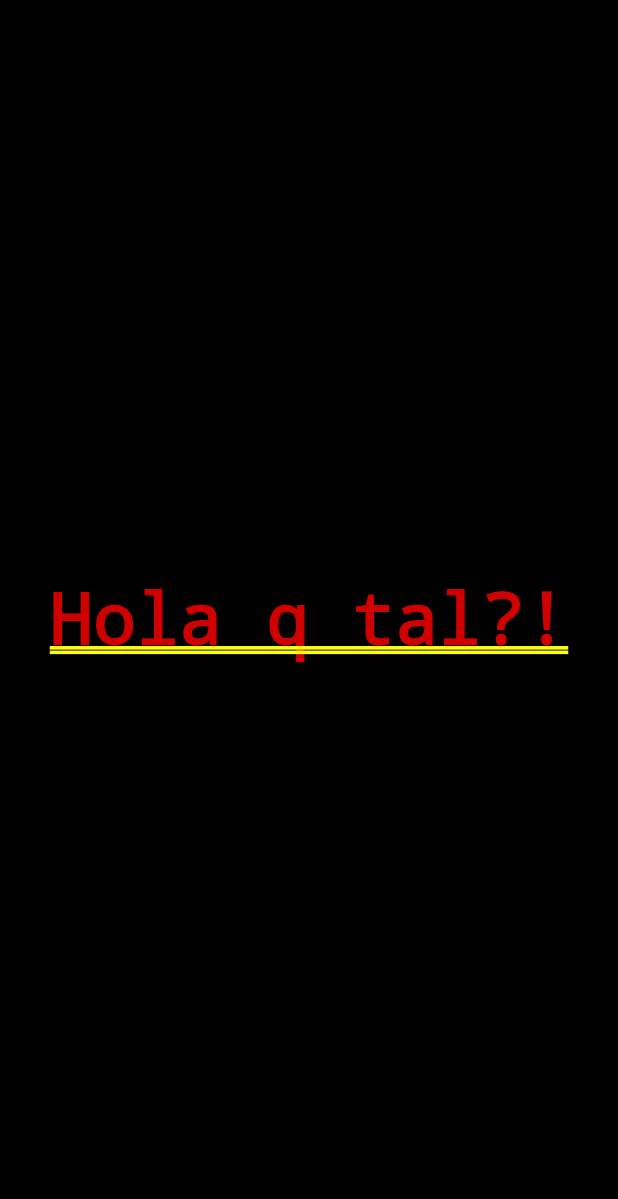
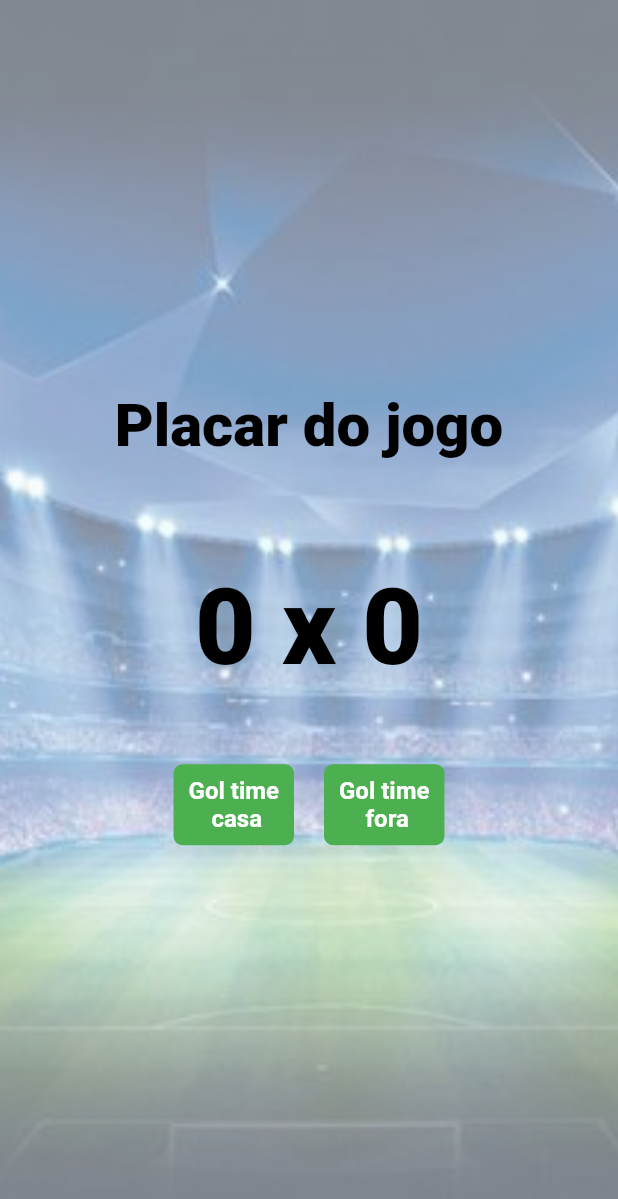
Before and after one commit to luisbelisario/flutter-projects, a Flutter app: the screen it shows after launch, on a phone screen of 412 x 824 dp. Shown: the top 1199 px of the screen. Run offline on Flutter 3.47's test engine with Material 2 defaults, Android fonts, the phone set to English and light mode, and no system bars.

Commit message:
Ajustes no app contador-pessoas

```diff
--- a/contador_pessoas/lib/main.dart
+++ b/contador_pessoas/lib/main.dart
@@ -9,12 +9,102 @@ class MyApp extends StatelessWidget {
 
   @override
   Widget build(BuildContext context) {
-    return  MaterialApp(
-      home: Container(
-        color: Colors.black,
-        alignment: Alignment.center,
-        child: const Text('Hola q tal?!'),
-      ),
+    return const MaterialApp(
+      debugShowCheckedModeBanner: false,
+      home: Home(),
     );
   }
 }
+
+class Home extends StatelessWidget {
+  const Home({Key? key}) : super(key: key);
+
+  void homeTeamGoal() {
+    // ignore: avoid_print
+    print('increment home team');
+  }
+
+  void awayTeamGoal() {
+    // ignore: avoid_print
+    print('increment away team');
+  }
+
+  @override
+  Widget build(BuildContext context) {
+    return Scaffold(
+        body: Container(
+          decoration: BoxDecoration(
+            image: DecorationImage(
+              image: const AssetImage('assets/images/field.jpeg'),
+              fit: BoxFit.cover,
+              colorFilter: ColorFilter.mode(Colors.white.withOpacity(0.5), BlendMode.modulate,)
+        ),
+      ),
+      child: Column(
+        mainAxisAlignment: MainAxisAlignment.center,
+        children: [
+          const Text(
+            'Placar do jogo',
+            style: TextStyle(
+              fontSize: 40,
+              fontWeight: FontWeight.w900,
+              color: Colors.black,
+            ),
+          ),
+          const SizedBox(height: 70),
+          const Text(
+            '0 x 0',
+            style: TextStyle(
+              fontSize: 70,
+              color: Colors.black,
+              fontWeight: FontWeight.w900,
+            ),
+          ),
+          const SizedBox(height: 50),
+          Row(
+            mainAxisAlignment: MainAxisAlignment.center,
+            children: [
+              TextButton(
+                onPressed: homeTeamGoal,
+                style: TextButton.styleFrom(
+                    backgroundColor: Colors.green,
+                    primary: Colors.white,
+                    shape: RoundedRectangleBorder(
+                      borderRadius: BorderRadius.circular(6),
+                    )),
+                child: const Text(
+                  'Gol time \n casa',
+                  textAlign: TextAlign.center,
+                  style: TextStyle(
+                    fontSize: 16,
+                    fontWeight: FontWeight.w700,
+                    color: Colors.white,
+                  ),
+                ),
+              ),
+              const SizedBox(width: 20),
+              TextButton(
+                onPressed: awayTeamGoal,
+                style: TextButton.styleFrom(
+                    backgroundColor: Colors.green,
+                    primary: Colors.white,
+                    shape: RoundedRectangleBorder(
+                      borderRadius: BorderRadius.circular(6),
+                    )),
+                child: const Text(
+                  'Gol time \n fora',
+                  textAlign: TextAlign.center,
+                  style: TextStyle(
+                    fontSize: 16,
+                    fontWeight: FontWeight.w700,
+                    color: Colors.white,
+                  ),
+                ),
+              ),
+            ],
+          )
+        ],
+      ),
+    ));
+  }
+}
--- a/contador_pessoas/pubspec.yaml
+++ b/contador_pessoas/pubspec.yaml
@@ -61,6 +61,8 @@ flutter:
   # assets:
   #   - images/a_dot_burr.jpeg
   #   - images/a_dot_ham.jpeg
+  assets:
+    - assets/images/field.jpeg
 
   # An image asset can refer to one or more resolution-specific "variants", see
   # https://flutter.dev/assets-and-images/#resolution-aware.
```
Also changed, not shown: contador_pessoas/assets/images/field.jpeg (added).
